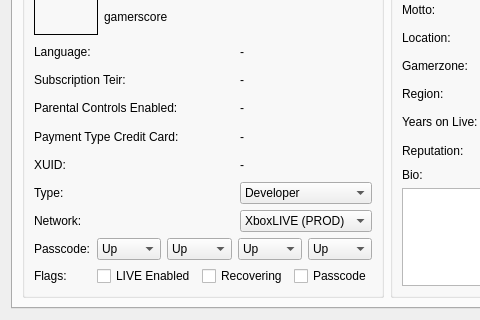
Above: Velocity/profileeditor.ui from hetelek/Velocity before the change; both pictures show x 0 to 480 and y 104 to 424 of the 920 by 424 pixel window. Below: the same form after it.
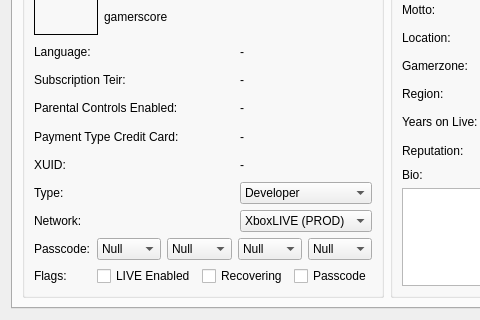
That is the form after the change. Icons and pictures are not drawn.

Commit message: fixed passcode loading bug

```diff
--- a/Velocity/profileeditor.ui
+++ b/Velocity/profileeditor.ui
@@ -226,6 +226,11 @@
            <layout class="QHBoxLayout" name="horizontalLayout_2">
             <item>
              <widget class="QComboBox" name="cmbxPass1">
+              <item>
+               <property name="text">
+                <string>Null</string>
+               </property>
+              </item>
               <item>
                <property name="text">
                 <string>Up</string>
@@ -280,6 +285,11 @@
             </item>
             <item>
              <widget class="QComboBox" name="cmbxPass2">
+              <item>
+               <property name="text">
+                <string>Null</string>
+               </property>
+              </item>
               <item>
                <property name="text">
                 <string>Up</string>
@@ -334,6 +344,11 @@
             </item>
             <item>
              <widget class="QComboBox" name="cmbxPass3">
+              <item>
+               <property name="text">
+                <string>Null</string>
+               </property>
+              </item>
               <item>
                <property name="text">
                 <string>Up</string>
@@ -388,6 +403,11 @@
             </item>
             <item>
              <widget class="QComboBox" name="cmbxPass4">
+              <item>
+               <property name="text">
+                <string>Null</string>
+               </property>
+              </item>
               <item>
                <property name="text">
                 <string>Up</string>
```
The commit also changes 2 other files.
